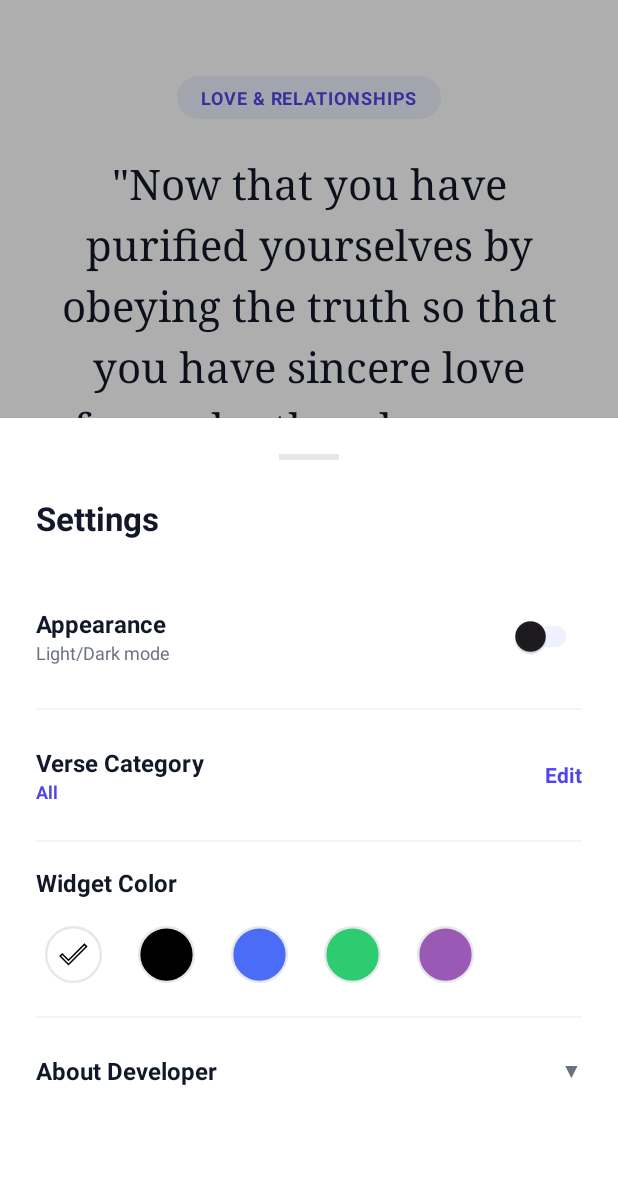
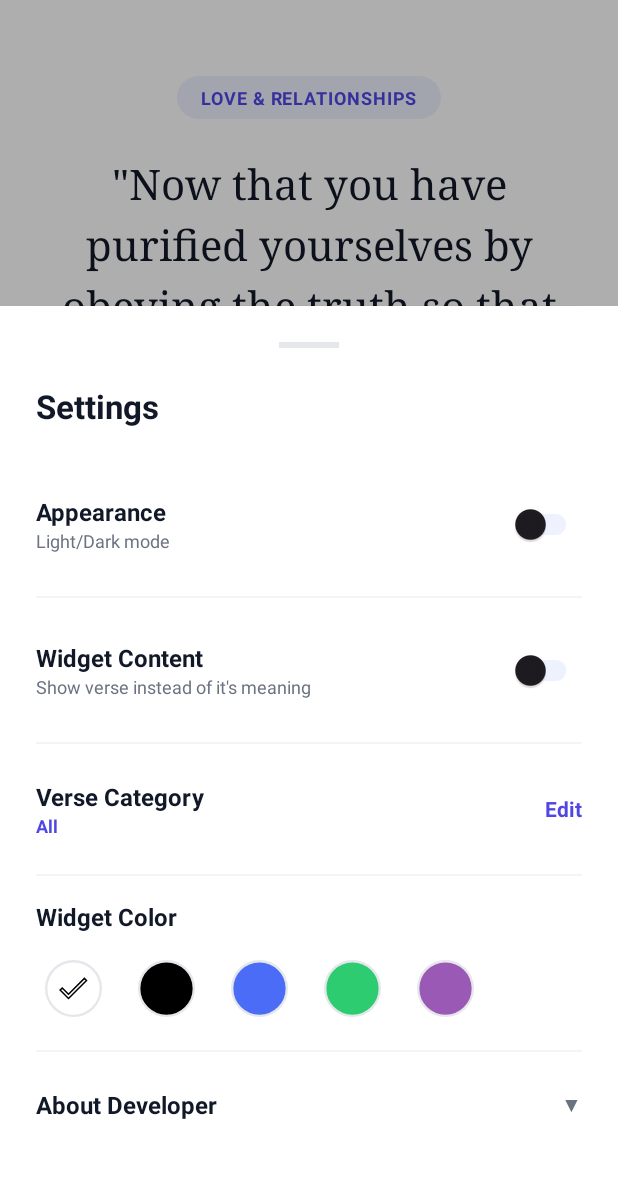
Before and after one commit to j-j-j-github/DAILYVERSE, an Android app: the screen it shows after launch (MainActivity), after a tap on "Settings", on a phone screen of 412 x 824 dp, the part 41-1219 px from its top. Run offline under Robolectric (Android 15) with nearby library versions, the phone set to English and light mode, and no system bars; 2 statements that could not run were skipped.

Commit message:
Added Swap Widget Content option

```diff
--- a/app/src/main/java/com/example/dailyverse/MainActivity.kt
+++ b/app/src/main/java/com/example/dailyverse/MainActivity.kt
@@ -245,6 +245,16 @@ class MainActivity : AppCompatActivity() {
             }, 300)
         }
 
+        // --- WIDGET CONTENT TOGGLE (NEW) ---
+        val switchWidgetContent = view.findViewById<SwitchMaterial>(R.id.switchWidgetContent)
+        // Set initial state from repo
+        switchWidgetContent.isChecked = repo.isShowVerseOnWidget()
+
+        // Save change immediately when toggled
+        switchWidgetContent.setOnCheckedChangeListener { _, isChecked ->
+            repo.saveShowVerseOnWidget(isChecked)
+        }
+
         // --- Genre Selector ---
         val btnGenre = view.findViewById<LinearLayout>(R.id.btnSelectGenre)
         val tvCurrent = view.findViewById<TextView>(R.id.tvCurrentGenreSettings)
@@ -255,40 +265,33 @@ class MainActivity : AppCompatActivity() {
             window.decorView.postDelayed({ showNiceGenreSelector() }, 150)
         }
 
-        // --- COLOR SELECTOR LOGIC (Tick + Border Safe) ---
+        // --- COLOR SELECTOR LOGIC ---
 
-        // 1. Find Containers
         val containerWhite = view.findViewById<FrameLayout>(R.id.colorWhite)
         val containerBlack = view.findViewById<FrameLayout>(R.id.colorBlack)
         val containerBlue = view.findViewById<FrameLayout>(R.id.colorBlue)
         val containerGreen = view.findViewById<FrameLayout>(R.id.colorGreen)
         val containerPurple = view.findViewById<FrameLayout>(R.id.colorPurple)
 
-        // 2. Find Fills
         val fillWhite = view.findViewById<ImageView>(R.id.colorWhiteFill)
         val fillBlack = view.findViewById<ImageView>(R.id.colorBlackFill)
         val fillBlue = view.findViewById<ImageView>(R.id.colorBlueFill)
         val fillGreen = view.findViewById<ImageView>(R.id.colorGreenFill)
         val fillPurple = view.findViewById<ImageView>(R.id.colorPurpleFill)
 
-        // 3. Find Ticks
         val checkWhite = view.findViewById<ImageView>(R.id.checkWhite)
         val checkBlack = view.findViewById<ImageView>(R.id.checkBlack)
         val checkBlue = view.findViewById<ImageView>(R.id.checkBlue)
         val checkGreen = view.findViewById<ImageView>(R.id.checkGreen)
         val checkPurple = view.findViewById<ImageView>(R.id.checkPurple)
 
-        // 4. Helper to Set Colors while preserving XML Stroke
+        // Helper to Set Colors directly on Drawable
         fun setCircleColor(view: ImageView, color: Int) {
-            // mutate() ensures we don't change all circles sharing the same drawable state
             val drawable = view.drawable.mutate()
             if (drawable is GradientDrawable) {
                 drawable.setColor(color)
-                // We don't touch setStroke, so the XML border remains!
             }
         }
-
-        // 5. Apply Colors
         setCircleColor(fillWhite, Color.WHITE)
         setCircleColor(fillBlack, Color.BLACK)
         setCircleColor(fillBlue, Color.parseColor("#4A6CF7"))
@@ -303,14 +306,12 @@ class MainActivity : AppCompatActivity() {
             repo.saveWidgetColor(color)
         }
 
-        // 6. Listeners
         containerWhite.setOnClickListener { updateSelection(checkWhite, Color.WHITE) }
         containerBlack.setOnClickListener { updateSelection(checkBlack, Color.BLACK) }
         containerBlue.setOnClickListener { updateSelection(checkBlue, Color.parseColor("#4A6CF7")) }
         containerGreen.setOnClickListener { updateSelection(checkGreen, Color.parseColor("#2ECC71")) }
         containerPurple.setOnClickListener { updateSelection(checkPurple, Color.parseColor("#9B59B6")) }
 
-        // 7. Load Initial State
         val savedColor = repo.getWidgetColor()
         when (savedColor) {
             Color.WHITE -> updateSelection(checkWhite, Color.WHITE)
@@ -321,7 +322,7 @@ class MainActivity : AppCompatActivity() {
             else -> { /* none */ }
         }
 
-        // --- About Developer ---
+        // --- About Developer Toggle ---
         val btnAbout = view.findViewById<LinearLayout>(R.id.btnAboutDev)
         val layoutDetails = view.findViewById<LinearLayout>(R.id.layoutDevDetails)
         val iconExpand = view.findViewById<TextView>(R.id.iconExpandDev)
@@ -338,7 +339,7 @@ class MainActivity : AppCompatActivity() {
             }
         }
 
-        // Developer Links
+        // --- Developer Buttons ---
         view.findViewById<TextView>(R.id.btnBugReport).setOnClickListener {
             val intent = Intent(Intent.ACTION_SENDTO).apply {
                 data = Uri.parse("mailto:jeevaljollyjacob@gmail.com")
--- a/app/src/main/java/com/example/dailyverse/VerseRepository.kt
+++ b/app/src/main/java/com/example/dailyverse/VerseRepository.kt
@@ -17,6 +17,24 @@ class VerseRepository(private val context: Context) {
 
     private val prefs: SharedPreferences = context.getSharedPreferences("DailyVersePrefs", Context.MODE_PRIVATE)
 
+    // --- Widget Content Toggle (NEW) ---
+    fun saveShowVerseOnWidget(enabled: Boolean) {
+        prefs.edit().putBoolean("pref_show_verse_widget", enabled).apply()
+        // Refresh widget immediately
+        val current = getDailyVerse()
+        if (current != null) updateWidgets(current)
+    }
+
+    fun isShowVerseOnWidget(): Boolean = prefs.getBoolean("pref_show_verse_widget", false)
+
+    // --- Widget Color Logic ---
+    fun saveWidgetColor(color: Int) {
+        prefs.edit().putInt("pref_widget_color", color).apply()
+        val current = getDailyVerse()
+        if (current != null) updateWidgets(current)
+    }
+    fun getWidgetColor(): Int = prefs.getInt("pref_widget_color", Color.WHITE)
+
     // --- Dark mode ---
     fun saveDarkMode(enabled: Boolean) = prefs.edit().putBoolean("pref_dark_mode", enabled).apply()
     fun isDarkMode(): Boolean = prefs.getBoolean("pref_dark_mode", false)
@@ -28,15 +46,6 @@ class VerseRepository(private val context: Context) {
         if (newVerse != null) saveVerse(newVerse)
     }
     fun getGenrePreference(): String = prefs.getString("pref_genre", "All") ?: "All"
-
-    // --- Widget Color Logic ---
-    fun saveWidgetColor(color: Int) {
-        prefs.edit().putInt("pref_widget_color", color).apply()
-        // Refresh widget immediately with current verse
-        val current = getDailyVerse()
-        if (current != null) updateWidgets(current)
-    }
-    fun getWidgetColor(): Int = prefs.getInt("pref_widget_color", Color.WHITE)
 
     // --- Saved verse ID ---
     fun getSavedId(): Int = prefs.getInt("saved_id", -1)
@@ -129,28 +138,28 @@ class VerseRepository(private val context: Context) {
         val appWidgetManager = AppWidgetManager.getInstance(context)
         val ids = appWidgetManager.getAppWidgetIds(ComponentName(context, DailyVerseWidget::class.java))
 
-        // 1. Get Saved Background Color
+        // 1. Color Logic
         val bgColor = getWidgetColor()
-
-        // 2. Calculate Luminance (brightness)
-        // Formula: 0.299*R + 0.587*G + 0.114*B
         val luminance = (0.299 * Color.red(bgColor) + 0.587 * Color.green(bgColor) + 0.114 * Color.blue(bgColor)) / 255
-
-        // 3. Determine Text Colors based on Luminance
-        // If background is dark (< 0.5), text should be Light.
         val isDarkBg = luminance < 0.5
 
         val textColor = if (isDarkBg) Color.WHITE else Color.parseColor("#333333")
         val titleColor = if (isDarkBg) Color.parseColor("#818CF8") else Color.parseColor("#5C6BC0")
         val promptColor = if (isDarkBg) Color.parseColor("#CCCCCC") else Color.parseColor("#888888")
 
+        // 2. Content Logic (NEW)
+        val showVerse = isShowVerseOnWidget()
+        val contentText = if (showVerse) "\"${verse.text}\"" else verse.explanation
+        val promptText = if (showVerse) "Tap to reveal meaning →" else "Tap to reveal verse →"
+
         for (id in ids) {
             val views = RemoteViews(context.packageName, R.layout.daily_verse_widget)
 
             // Set Content
-            views.setTextViewText(R.id.widgetContent, verse.explanation)
+            views.setTextViewText(R.id.widgetContent, contentText)
+            views.setTextViewText(R.id.widgetPrompt, promptText)
 
-            // Set Colors dynamically
+            // Set Colors
             views.setInt(R.id.widgetRoot, "setBackgroundColor", bgColor)
             views.setTextColor(R.id.widgetContent, textColor)
             views.setTextColor(R.id.widgetTitle, titleColor)
--- a/app/src/main/res/layout/bottom_sheet_settings.xml
+++ b/app/src/main/res/layout/bottom_sheet_settings.xml
@@ -58,7 +58,42 @@
 
     <View android:layout_width="match_parent" android:layout_height="1dp" android:background="@color/divider" android:layout_marginVertical="16dp"/>
 
-    <!-- 2. Genre Selector -->
+    <!-- 2. WIDGET CONTENT TOGGLE (NEW) -->
+    <LinearLayout
+        android:layout_width="match_parent"
+        android:layout_height="wrap_content"
+        android:gravity="center_vertical"
+        android:orientation="horizontal"
+        android:paddingVertical="8dp">
+        <LinearLayout
+            android:layout_width="0dp"
+            android:layout_height="wrap_content"
+            android:layout_weight="1"
+            android:orientation="vertical">
+            <TextView
+                android:layout_width="wrap_content"
+                android:layout_height="wrap_content"
+                android:text="Widget Content"
+                android:textColor="@color/text_primary"
+                android:textSize="16sp"
+                android:textStyle="bold"/>
+            <TextView
+                android:layout_width="wrap_content"
+                android:layout_height="wrap_content"
+                android:text="Show verse instead of it's meaning"
+                android:textColor="@color/text_secondary"
+                android:textSize="12sp"/>
+        </LinearLayout>
+        <com.google.android.material.switchmaterial.SwitchMaterial
+            android:id="@+id/switchWidgetContent"
+            android:layout_width="wrap_content"
+            android:layout_height="wrap_content"
+            app:trackTint="@color/brand_light"/>
+    </LinearLayout>
+
+    <View android:layout_width="match_parent" android:layout_height="1dp" android:background="@color/divider" android:layout_marginVertical="16dp"/>
+
+    <!-- 3. Genre Selector -->
     <LinearLayout
         android:id="@+id/btnSelectGenre"
         android:layout_width="match_parent"
@@ -94,7 +129,7 @@
 
     <View android:layout_width="match_parent" android:layout_height="1dp" android:background="@color/divider" android:layout_marginVertical="16dp"/>
 
-    <!-- 3. Widget Color -->
+    <!-- 4. Widget Color -->
     <TextView
         android:layout_width="wrap_content"
         android:layout_height="wrap_content"
@@ -125,7 +160,6 @@
                 android:layout_width="match_parent"
                 android:layout_height="match_parent"
                 android:src="@drawable/bg_color_circle_fill"/>
-            <!-- Tick Overlay (Tint removed to show border) -->
             <ImageView
                 android:id="@+id/checkWhite"
                 android:layout_width="24dp"
@@ -155,6 +189,7 @@
                 android:layout_height="24dp"
                 android:layout_gravity="center"
                 android:src="@drawable/ic_check_bold"
+                app:tint="#FFFFFF"
                 android:visibility="invisible"/>
         </FrameLayout>
 
@@ -178,6 +213,7 @@
                 android:layout_height="24dp"
                 android:layout_gravity="center"
                 android:src="@drawable/ic_check_bold"
+                app:tint="#FFFFFF"
                 android:visibility="invisible"/>
         </FrameLayout>
 
@@ -201,6 +237,7 @@
                 android:layout_height="24dp"
                 android:layout_gravity="center"
                 android:src="@drawable/ic_check_bold"
+                app:tint="#FFFFFF"
                 android:visibility="invisible"/>
         </FrameLayout>
 
@@ -223,13 +260,14 @@
                 android:layout_height="24dp"
                 android:layout_gravity="center"
                 android:src="@drawable/ic_check_bold"
+                app:tint="#FFFFFF"
                 android:visibility="invisible"/>
         </FrameLayout>
     </LinearLayout>
 
     <View android:layout_width="match_parent" android:layout_height="1dp" android:background="@color/divider" android:layout_marginVertical="16dp"/>
 
-    <!-- 4. About Developer Header -->
+    <!-- 5. About Developer Header -->
     <LinearLayout
         android:id="@+id/btnAboutDev"
         android:layout_width="match_parent"
@@ -265,7 +303,6 @@
         android:padding="16dp"
         android:layout_marginTop="12dp">
 
-        <!-- Profile Row -->
         <LinearLayout
             android:layout_width="match_parent"
             android:layout_height="wrap_content"
@@ -303,7 +340,6 @@
             </LinearLayout>
         </LinearLayout>
 
-        <!-- Divider -->
         <View
             android:layout_width="match_parent"
             android:layout_height="1dp"
@@ -311,7 +347,6 @@
             android:layout_marginVertical="12dp"
             android:alpha="0.2"/>
 
-        <!-- Links -->
         <TextView
             android:id="@+id/btnBugReport"
             android:layout_width="match_parent"
```
